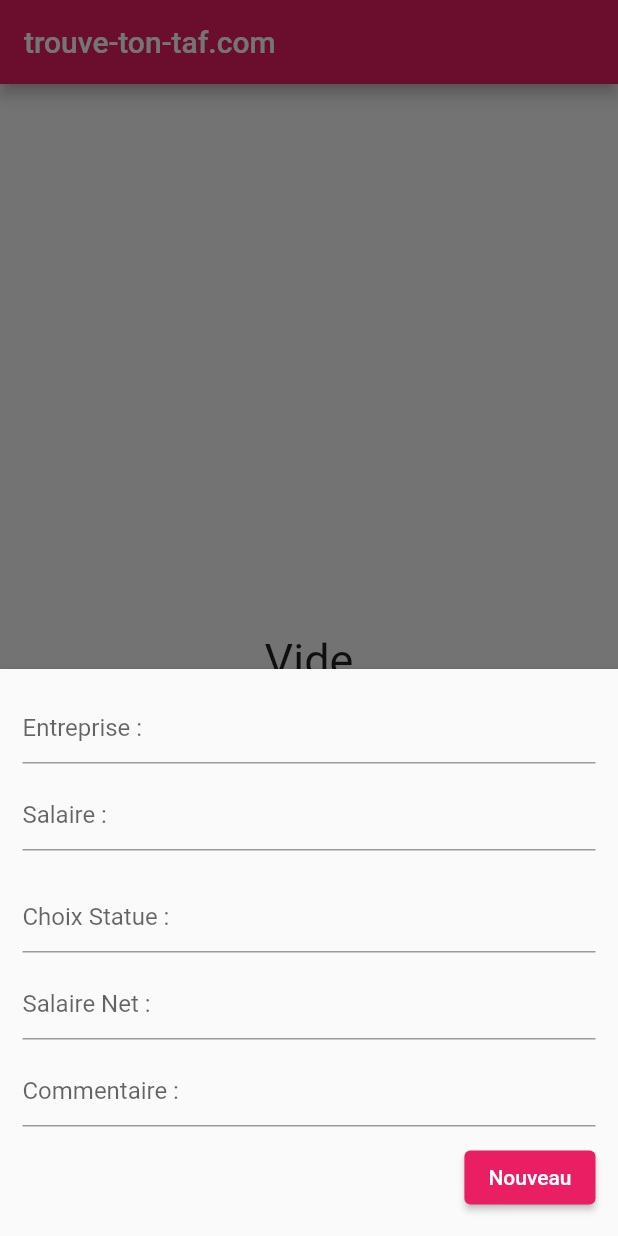
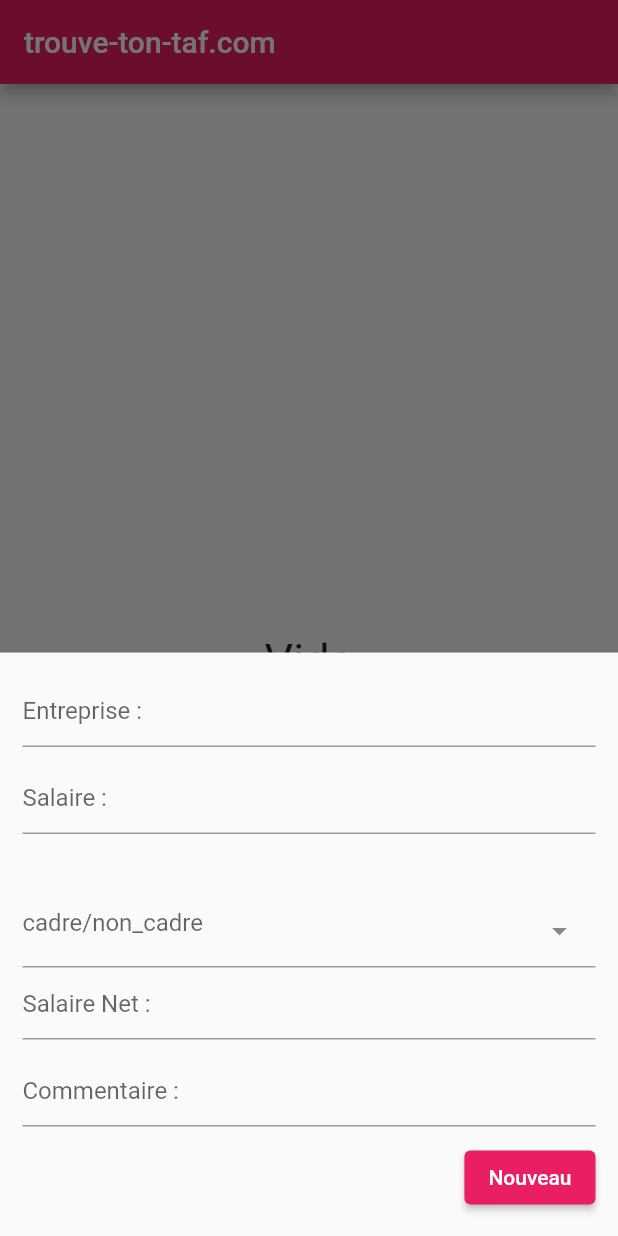
Before and after one commit to Pyragnis/tp1, a Flutter app: the HomePage screen opened directly, after a tap on "nouveau", on a phone screen of 412 x 824 dp. Run offline on Flutter 3.47's test engine with Material 2 defaults, Android fonts, the phone set to English and light mode, and no system bars; drawn by our look-alikes of select_form_field; our stand-ins replace hive, hive_flutter; accounts and stored records are empty.

Commit message:
tp3 changement

```diff
--- a/lib/ex2-part2.dart
+++ b/lib/ex2-part2.dart
@@ -165,7 +165,7 @@ class _MyHomePageState extends State<MyHomePage> {
             ElevatedButton(
               onPressed:_diff,
 
-              child: Text('calcule diff :'+" "+" année : $anne" + " " +"mois : $mois" +" "+"jours : $jour"),
+              child: Text('calcule diff :'+" "+" jours : $jour" + " " +"mois : $mois" +" "+"Année : $anne"),
             ),
             Text(""),
 
--- a/lib/tp3.dart
+++ b/lib/tp3.dart
@@ -2,6 +2,8 @@
 import 'package:flutter/material.dart';
 import 'package:hive/hive.dart';
 import 'package:hive_flutter/hive_flutter.dart';
+import 'package:flutter/services.dart';
+import 'package:select_form_field/select_form_field.dart';
 
 void main() async {
   WidgetsFlutterBinding.ensureInitialized();
@@ -12,6 +14,7 @@ void main() async {
 
   runApp(const MyApp());
 }
+
 
 class MyApp extends StatelessWidget {
   const MyApp({Key? key}) : super(key: key);
@@ -52,7 +55,7 @@ class _HomePageState extends State<HomePage> {
   void _refreshItems() {
     final data = _shoppingBox.keys.map((key) {
       final value = _shoppingBox.get(key);
-      return {"key": key, "Entreprise": value['Entreprise'], "Salaire": value['Salaire'],"Statue": value['Statue'],"SalaireNet":value['SalaireNet'],"Commentaire":value['Commentaire']};
+      return {"key": key, "Entreprise": value['Entreprise'], "Salaire": value['Salaire'],"SalaireNet":value['SalaireNet'],"Commentaire":value['Commentaire']};
     }).toList();
 
     setState(() {
@@ -93,7 +96,6 @@ class _HomePageState extends State<HomePage> {
   // TextFields' controllers
   final TextEditingController _EntrepriseController = TextEditingController();
   final TextEditingController _SalaireController = TextEditingController();
-  final TextEditingController _ChoixController = TextEditingController();
   final TextEditingController _SalairenetController = TextEditingController();
   final TextEditingController _CommentaireController = TextEditingController();
 
@@ -108,7 +110,6 @@ class _HomePageState extends State<HomePage> {
       _items.firstWhere((element) => element['key'] == itemKey);
       _EntrepriseController.text = existingItem['Entreprise'];
       _SalaireController.text = existingItem['Salaire'];
-      _ChoixController.text = existingItem['Statue'];
       _SalairenetController.text = existingItem['SalaireNet'];
       _CommentaireController.text = existingItem['Commentaire'];
     }
@@ -138,16 +139,22 @@ class _HomePageState extends State<HomePage> {
                 controller: _SalaireController,
                 keyboardType: TextInputType.number,
                 decoration: const InputDecoration(hintText: 'Salaire :'),
+                inputFormatters: <TextInputFormatter>[FilteringTextInputFormatter.allow(RegExp(r'[0-9]')),],
               ),
               const SizedBox(
                 height: 20,
               ),
-              TextField(
-                controller: _ChoixController,
-                decoration: const InputDecoration(hintText: 'Choix Statue :'),
-              ),
               const SizedBox(
                 height: 10,
+              ),
+
+              SelectFormField(
+                type: SelectFormFieldType.dropdown, // or can be dialog
+                initialValue: 'circle',
+                labelText: 'cadre/non_cadre',
+                items: _items,
+                onChanged: (val) => print(val),
+                onSaved: (val) => print(val),
               ),
               TextField(
                 controller: _SalairenetController,
@@ -170,7 +177,6 @@ class _HomePageState extends State<HomePage> {
                     _createItem({
                       'Entreprise': _EntrepriseController.text,
                       'Salaire': _SalaireController.text,
-                      'Statue': _ChoixController.text,
                       'SalaireNet':_SalairenetController.text,
                       'Commentaire':_CommentaireController.text,
                     });
@@ -181,7 +187,6 @@ class _HomePageState extends State<HomePage> {
                     _updateItem(itemKey, {
                       'Entreprise': _EntrepriseController.text.trim(),
                       'Salaire': _SalaireController.text.trim(),
-                      'Statue': _ChoixController.text.trim(),
                       'SalaireNet':_SalairenetController.text.trim(),
                       'Commentaire':_CommentaireController.text.trim()
                     });
@@ -190,7 +195,6 @@ class _HomePageState extends State<HomePage> {
                   // Clear the text fields
                   _EntrepriseController.text = '';
                   _SalaireController.text = '';
-                  _ChoixController.text = '';
                  _SalairenetController.text = '';
                   _CommentaireController.text = '';
 
@@ -230,7 +234,7 @@ class _HomePageState extends State<HomePage> {
               elevation: 3,
               child: ListTile(
                   title: Text("entreprise : " + currentItem['Entreprise']),
-                  subtitle: Text("salaire : " + currentItem['Salaire'].toString() + '\n' +"Statue : "+ currentItem['Statue'].toString() + '\n' +"Salaire Net : "+ currentItem['SalaireNet'].toString() + '\n' +"Commentaire :"+ currentItem['Commentaire'].toString()),
+                  subtitle: Text("salaire : " + currentItem['Salaire'].toString() + '\n' +"Salaire Net : "+ currentItem['SalaireNet'].toString() + '\n' +"Commentaire :"+ currentItem['Commentaire'].toString()),
 
                   trailing: Row(
                     mainAxisSize: MainAxisSize.min,
--- a/pubspec.yaml
+++ b/pubspec.yaml
@@ -27,6 +27,7 @@ environment:
 # the latest version available on pub.dev. To see which dependencies have newer
 # versions available, run `flutter pub outdated`.
 dependencies:
+  select_form_field: "^2.2.0"
   hive: ^2.1.0
   hive_flutter: ^1.1.0
   flutter:
```
Also changed, not shown: pubspec.lock.
